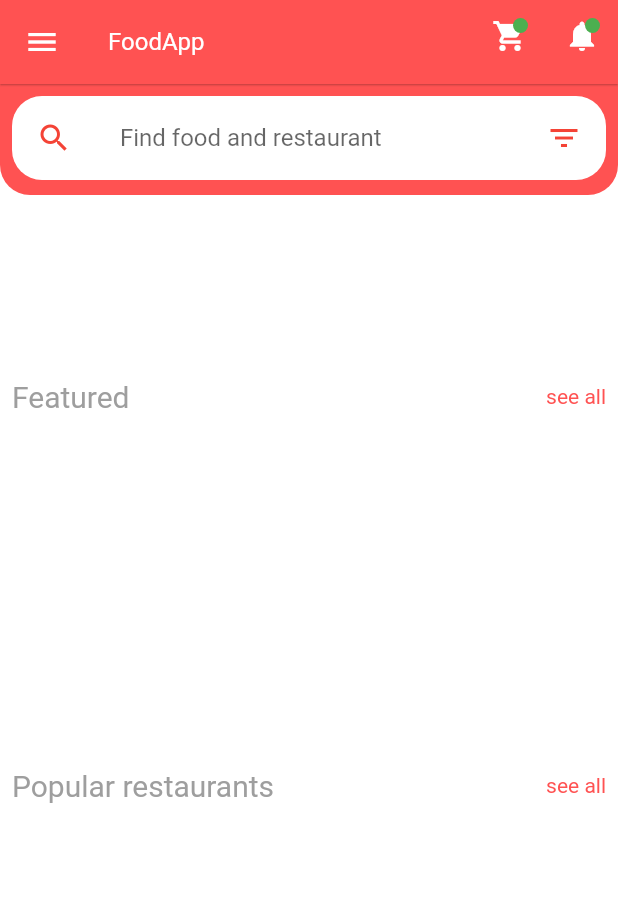
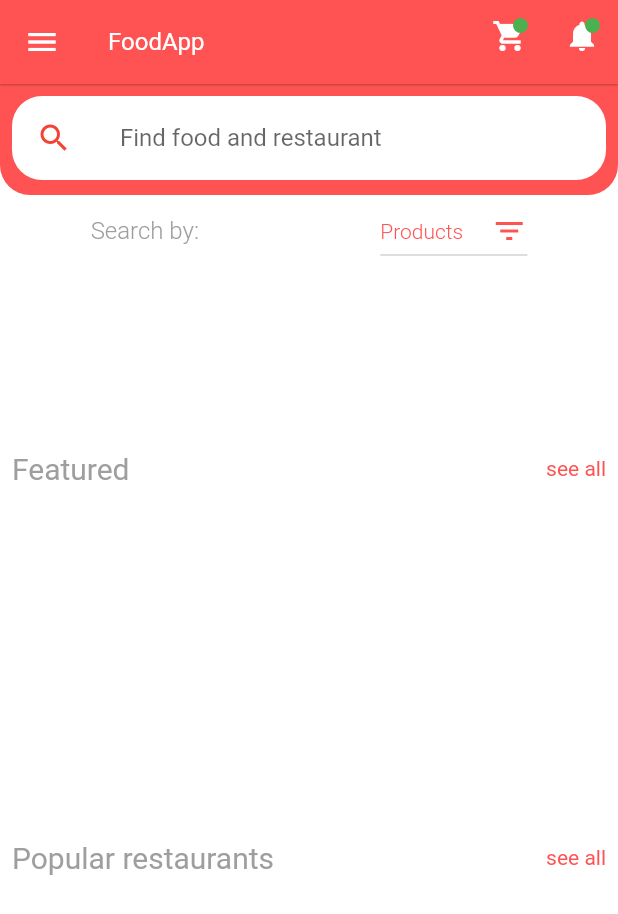
Before and after one commit to herry88/fooddelevery, a Flutter app: the screen it shows once a user with an empty profile is signed in, on a phone screen of 412 x 824 dp. Shown: the top 914 px of the screen. Run offline on Flutter 3.47's test engine with Material 2 defaults, Android fonts, the phone set to English and light mode, and no system bars; our stand-ins replace cloud_firestore, firebase_auth, firebase_core, flutter_spinkit, transparent_image; accounts and stored records are empty.

```diff
--- a/lib/scr/helpers/restaurant.dart
+++ b/lib/scr/helpers/restaurant.dart
@@ -29,8 +29,8 @@ class RestaurantServices {
         .get()
         .then((result) {
       List<RestaurantModel> restaurants = [];
-      for (DocumentSnapshot restaurant in result.docs) {
-        restaurants.add(RestaurantModel.fromSnapshot(restaurant));
+      for (DocumentSnapshot product in result.docs) {
+        restaurants.add(RestaurantModel.fromSnapshot(product));
       }
       return restaurants;
     });
--- a/lib/scr/screens/home.dart
+++ b/lib/scr/screens/home.dart
@@ -9,7 +9,9 @@ import 'package:fooddelevery/scr/providers/product.dart';
 import 'package:fooddelevery/scr/providers/restaurant.dart';
 import 'package:fooddelevery/scr/providers/user.dart';
 import 'package:fooddelevery/scr/screens/category.dart';
+import 'package:fooddelevery/scr/screens/product_search.dart';
 import 'package:fooddelevery/scr/screens/restaurant.dart';
+import 'package:fooddelevery/scr/screens/restaurant_search.dart';
 import 'package:fooddelevery/scr/widgets/categories.dart';
 import 'package:fooddelevery/scr/widgets/custom_text.dart';
 import 'package:fooddelevery/scr/widgets/featured_products.dart';
@@ -171,19 +173,61 @@ class _HomeState extends State<Home> {
                             onSubmitted: (pattern) async {
                               app.changeLoading();
                               //searchHere
+                              if (app.search == SearchBy.PRODUCTS) {
+                                await productProvider.search(
+                                    productName: pattern);
+                                changeScreen(context, ProductSearchScreen());
+                              } else {
+                                // print("Restaurant");
+                                await restaurantProvider.search(name: pattern);
+                                changeScreen(
+                                    context, RestaurantsSearchScreen());
+                              }
+                              app.changeLoading();
                             },
                             decoration: InputDecoration(
                               hintText: "Find food and restaurant",
                               border: InputBorder.none,
                             ),
                           ),
-                          trailing: Icon(
-                            Icons.filter_list,
-                            color: red,
-                          ),
                         ),
                       ),
                     ),
+                  ),
+                  Row(
+                    mainAxisAlignment: MainAxisAlignment.spaceAround,
+                    children: <Widget>[
+                      CustomText(
+                        text: "Search by:",
+                        color: grey,
+                        weight: FontWeight.w300,
+                      ),
+                      DropdownButton<String>(
+                        value: app.filterBy,
+                        style: TextStyle(
+                          color: primary,
+                          fontWeight: FontWeight.w300,
+                        ),
+                        icon: Icon(
+                          Icons.filter_list,
+                          color: primary,
+                        ),
+                        elevation: 0,
+                        onChanged: (value) {
+                          if (value == "Products") {
+                            app.changeSearchBy(newSearchBy: SearchBy.PRODUCTS);
+                          } else {
+                            app.changeSearchBy(
+                                newSearchBy: SearchBy.RESTAURANTS);
+                          }
+                        },
+                        items: <String>["Products", "Restaurants"]
+                            .map<DropdownMenuItem<String>>((String value) {
+                          return DropdownMenuItem<String>(
+                              value: value, child: Text(value));
+                        }).toList(),
+                      ),
+                    ],
                   ),
                   SizedBox(
                     height: 10,
```
Also changed, not shown: lib/scr/screens/product_search.dart (+48 -2 lines), lib/scr/screens/restaurant_search.dart (added, +96 -0 lines).
